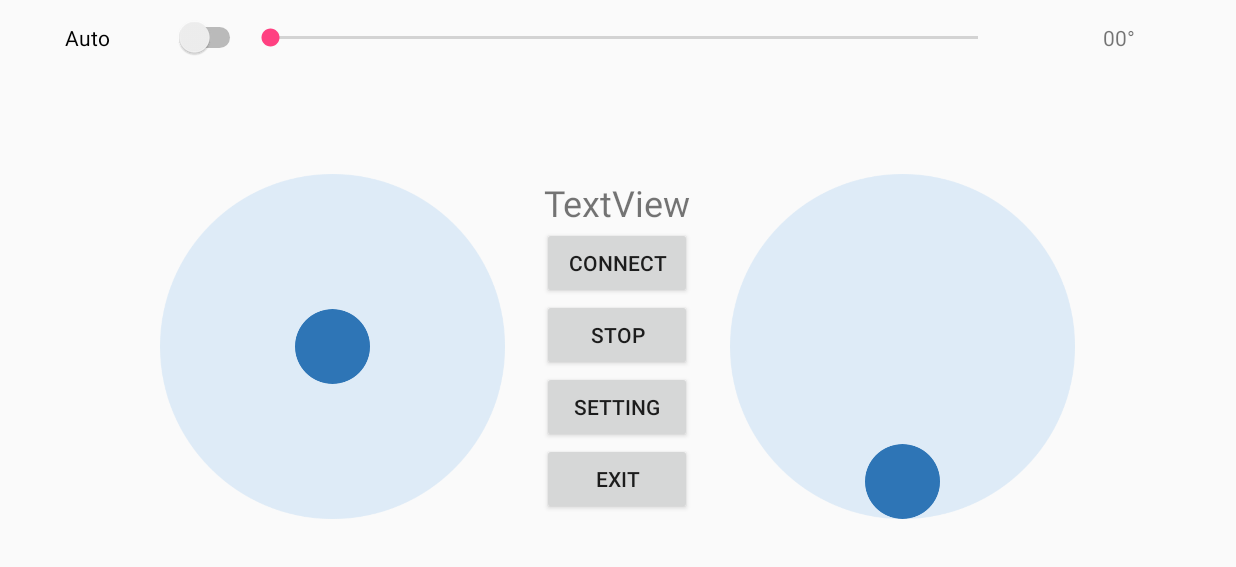
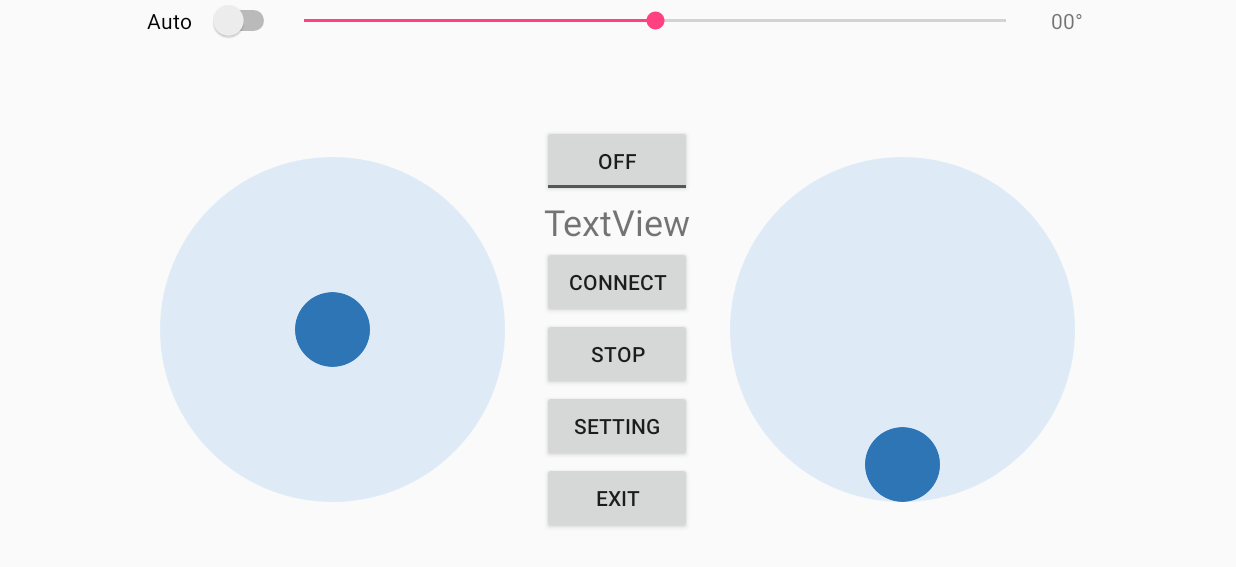
Before and after one commit to j3j3y123/FTMinesweeper, an Android app: the screen it shows after launch (ControlActivity), on a phone screen of 824 x 412 dp (held sideways). Shown: the top 567 px of the screen. Run offline under Robolectric (Android 15) with nearby library versions, the phone set to English and light mode, and no system bars.

```diff
--- a/app/src/main/res/layout-land/layout_control.xml
+++ b/app/src/main/res/layout-land/layout_control.xml
@@ -11,31 +11,32 @@
     <LinearLayout
         android:id="@+id/layout_auto"
         android:layout_width="match_parent"
-        android:layout_height="50dp"
+        android:layout_height="wrap_content"
         android:gravity="center"
         android:orientation="horizontal">
 
         <Switch
             android:id="@+id/auto_s"
-            android:layout_width="29dp"
+            android:layout_width="100dp"
             android:layout_height="wrap_content"
-            android:layout_weight="1"
+            android:layout_weight="0"
             android:text="@string/switch_auto"
             android:textAlignment="center" />
 
         <SeekBar
             android:id="@+id/auto_d"
-            android:layout_width="369dp"
-            android:layout_height="wrap_content"
-            android:layout_weight="1"
-            android:max="70" />
+            android:layout_width="500dp"
+            android:layout_height="match_parent"
+            android:layout_weight="0"
+            android:max="140"
+            android:progress="70" />
 
         <TextView
             android:id="@+id/auto_i"
-            android:layout_width="wrap_content"
+            android:layout_width="50dp"
             android:layout_height="wrap_content"
-            android:layout_weight="1"
-            android:text="TextView"
+            android:layout_weight="0"
+            android:text="0°"
             android:textAlignment="center" />
     </LinearLayout>
 
@@ -67,6 +68,12 @@
             android:layout_height="match_parent"
             android:gravity="center"
             android:orientation="vertical">
+
+            <ToggleButton
+                android:id="@+id/toggleButton"
+                android:layout_width="100dp"
+                android:layout_height="wrap_content"
+                android:layout_weight="0" />
 
             <TextView
                 android:id="@+id/textView"
--- a/app/src/main/res/values/colors.xml
+++ b/app/src/main/res/values/colors.xml
@@ -3,4 +3,5 @@
     <color name="colorPrimary">#3F51B5</color>
     <color name="colorPrimaryDark">#303F9F</color>
     <color name="colorAccent">#FF4081</color>
+    <color name="colorTrue">#3fff04</color>
 </resources>
--- a/app/src/main/res/values/strings.xml
+++ b/app/src/main/res/values/strings.xml
@@ -27,4 +27,5 @@
     <string name="switch_auto">Auto</string>
     <string name="information_text_1">Andong High School/Team.Minesweeper V.2</string>
     <string name="information_text_2">Beta ver.1</string>
+    <string name="switch_land">Land</string>
 </resources>
```
Also changed, not shown: app/src/main/java/school/high/andong/ftminesweeper/ControlActivity.java (+56 -12 lines), 1 other file.
